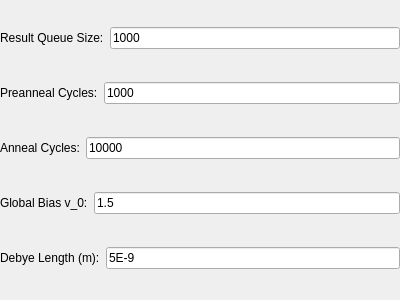
Old version of the form option_dialog.ui in the repository siqad/simanneal-sidb.
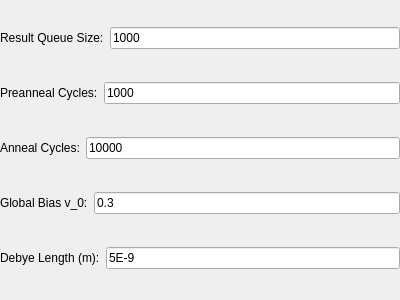
New version of the form.

Commit message: Fixed SimAnneal energy calculation accuracy and small clarity improvements

```diff
--- a/option_dialog.ui
+++ b/option_dialog.ui
@@ -92,7 +92,7 @@
      <item>
       <widget class="QLineEdit" name="le_global_v0">
        <property name="text">
-        <string>1.5</string>
+        <string>0.3</string>
        </property>
       </widget>
      </item>
```
The commit also changes 2 other files.
